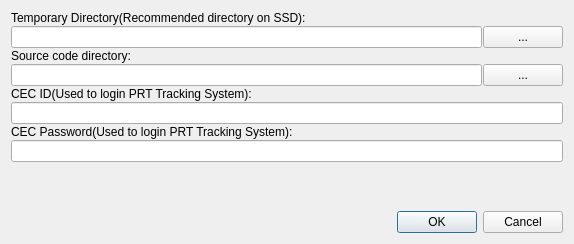
First picture: the form in preferencedialog.ui, repository missdeer/cjlv, before the edit.
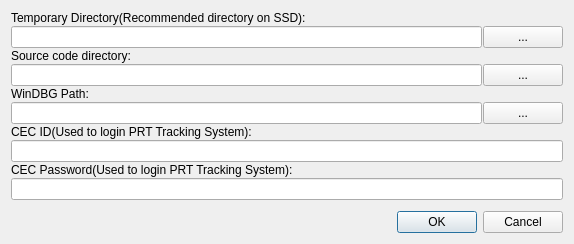
Second picture: the form after the edit.

Commit message: (*)set windbg path in preference dialog

```diff
--- a/preferencedialog.ui
+++ b/preferencedialog.ui
@@ -13,7 +13,7 @@
   <property name="windowTitle">
    <string>Preference</string>
   </property>
-  <layout class="QVBoxLayout" name="verticalLayout" stretch="0,0,0,0,0,0,0,0,0,0">
+  <layout class="QVBoxLayout" name="verticalLayout" stretch="0,0,0,0,0,0,0,0,0,0,0,0">
    <property name="spacing">
     <number>1</number>
    </property>
@@ -59,6 +59,27 @@
      </item>
     </layout>
    </item>
+   <item>
+    <widget class="QLabel" name="labelWinDBGPath">
+     <property name="text">
+      <string>WinDBG Path:</string>
+     </property>
+    </widget>
+   </item>
+   <item>
+    <layout class="QHBoxLayout" name="horizontalLayout_3" stretch="0,0">
+     <item>
+      <widget class="QLineEdit" name="edtWinDBG"/>
+     </item>
+     <item>
+      <widget class="QPushButton" name="btnSelectWinDBGPath">
+       <property name="text">
+        <string>...</string>
+       </property>
+      </widget>
+     </item>
+    </layout>
+   </item>
    <item>
     <widget class="QLabel" name="label_4">
      <property name="text">
```
The commit also changes 4 other files.
